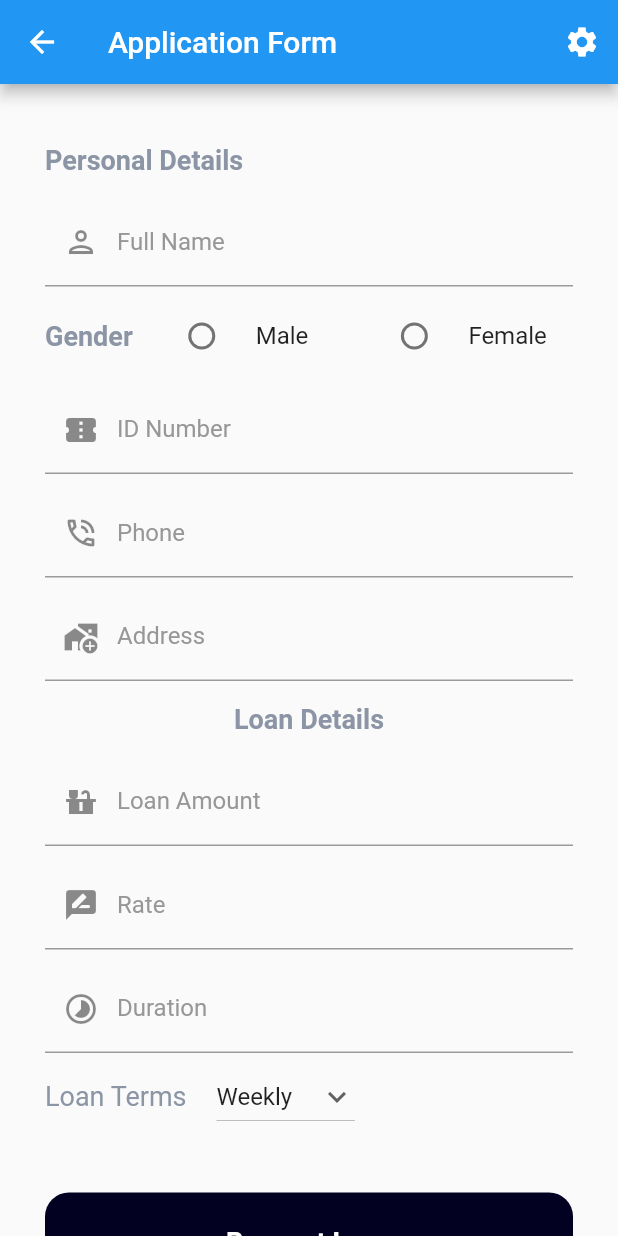
After one commit to dr7Brown/flutter_loanapps, a Flutter app: the ApplicationScreen screen opened directly, on a phone screen of 412 x 824 dp. The commit adds this screen. Run offline on Flutter 3.47's test engine with Material 2 defaults, Android fonts, the phone set to English and light mode, and no system bars; our stand-ins replace google_nav_bar, grouped_list; missing offline and left inert: dart:html; Roboto replaces fonts that are missing (Poppins).

```diff
--- a/lib/container_navigation.dart
+++ b/lib/container_navigation.dart
@@ -2,7 +2,6 @@ import 'package:flutter/material.dart';
 import 'package:google_nav_bar/google_nav_bar.dart';
 import 'package:loanapp/screens/dashboard.dart';
 import 'package:loanapp/screens/login/container_login.dart';
-import 'package:loanapp/screens/login/login_screen.dart';
 import 'package:loanapp/screens/payment_container.dart';
 import 'package:loanapp/theme.dart';
 import 'package:loanapp/myhomepage.dart';
@@ -25,9 +24,7 @@ class _ContainerMainNavState extends State<ContainerMainNav> {
         index: index,
         children: const [
           DashboardWidget(),
-
           PayDepoContainer(),
-          //const TestWidget(),
           LoginContainer(),
           MyHomePage(),
         ],
--- /dev/null
+++ b/lib/screens/application_screen.dart
@@ -0,0 +1,67 @@
+import 'package:flutter/material.dart';
+import 'package:loanapp/container_navigation.dart';
+import 'package:loanapp/screens/login/login_screen.dart';
+import 'package:loanapp/screens/repayment_screen.dart';
+import 'package:loanapp/theme.dart';
+import 'package:loanapp/widgets/application_form.dart';
+import 'package:loanapp/widgets/primary_button.dart';
+
+class ApplicationScreen extends StatelessWidget {
+  const ApplicationScreen({super.key});
+
+  @override
+  Widget build(BuildContext context) {
+    return Scaffold(
+      appBar: AppBar(
+        title: const Text('Application Form'),
+        actions: <Widget>[
+          IconButton(
+            icon: const Icon(Icons.settings),
+            tooltip: 'Show Snackbar',
+            onPressed: () {
+              ScaffoldMessenger.of(context).showSnackBar(
+                  const SnackBar(content: Text('This is a snackbar')));
+            },
+          ),
+        ],
+      ),
+      body: SingleChildScrollView(
+        scrollDirection: Axis.vertical,
+        padding: const EdgeInsets.all(0.0),
+        child: Padding(
+          padding: kDefaultPadding,
+          child: Column(
+            crossAxisAlignment: CrossAxisAlignment.start,
+            children: [
+              const SizedBox(
+                height: 10,
+              ),
+              Text(
+                'Personal Details',
+                style: subTitle.copyWith(fontWeight: FontWeight.w600),
+              ),
+              const SizedBox(
+                height: 10,
+              ),
+              ApplicationForm(),
+              const SizedBox(
+                height: 40,
+              ),
+              GestureDetector(
+                  onTap: () {
+                    /*
+                    Navigator.push(
+                        context,
+                        MaterialPageRoute(
+                          builder: (context) => const RepaymentScreen(),
+                        ));
+                    */
+                  },
+                  child: PrimaryButton(buttonText: 'Request Loan')),
+            ],
+          ),
+        ),
+      ),
+    );
+  }
+}
--- a/lib/screens/login/resetpassword_screen.dart
+++ b/lib/screens/login/resetpassword_screen.dart
@@ -8,6 +8,9 @@ class ResetPasswordScreen extends StatelessWidget {
   @override
   Widget build(BuildContext context) {
     return Scaffold(
+      appBar: AppBar(
+        title: const Text('Reset Password'),
+      ),
       body: Padding(
         padding: kDefaultPadding,
         child: Column(
--- a/lib/screens/payment_container.dart
+++ b/lib/screens/payment_container.dart
@@ -35,7 +35,7 @@ class _PayDepoContainerState extends State<PayDepoContainer> {
                   text: 'Loans', /*icon: Icon(Icons.directions_transit)*/
                 ),
                 Tab(
-                  text: 'Deposite', /*icon: Icon(Icons.directions_transit)*/
+                  text: 'Deposit', /*icon: Icon(Icons.directions_transit)*/
                 ),
               ],
             ),
--- a/lib/theme.dart
+++ b/lib/theme.dart
@@ -15,13 +15,13 @@ const splashColor = Colors.transparent;
 const highlightColor = Colors.transparent;
 const hoverColor = Colors.transparent;
 const kGreenColor = Color.fromARGB(219, 41, 133, 5);
+const kAmberColor = Color.fromARGB(219, 223, 40, 40);
 
 //Paddings
 const ksmallPadding = EdgeInsets.symmetric(horizontal: 20);
 const kDefaultPadding = EdgeInsets.symmetric(horizontal: 30, vertical: 30);
 const kLargePadding = EdgeInsets.symmetric(horizontal: 40);
 const kxLargePadding = EdgeInsets.symmetric(horizontal: 50);
-
 
 TextStyle titleText = const TextStyle(
     color: kPrimaryColor, fontSize: 32, fontWeight: FontWeight.w700);
--- /dev/null
+++ b/lib/widgets/application_form.dart
@@ -0,0 +1,131 @@
+import 'package:loanapp/theme.dart';
+import 'package:flutter/material.dart';
+import 'package:loanapp/widgets/radio.dart';
+
+class ApplicationForm extends StatefulWidget {
+  @override
+  State<ApplicationForm> createState() => _ApplicationFormState();
+}
+
+class _ApplicationFormState extends State<ApplicationForm> {
+  bool _isObscure = true;
+  @override
+  Widget build(BuildContext context) {
+    return Column(
+      children: [
+        buildInputForm('Full Name', false, Icon(Icons.person_outlined)),
+        //ID type //radio
+        RadioBtn(),
+        buildInputForm('ID Number', false, Icon(Icons.confirmation_number)),
+        buildInputForm('Phone', false, Icon(Icons.phone_in_talk_outlined)),
+        //Marital status //dropdown   //Single/ married/ divorced/ other
+        buildInputForm('Address', false, Icon(Icons.add_home_work_sharp)),
+        //Gender //checkbox         //male/female
+        SizedBox(
+          height: 10,
+        ),
+        Text(
+          'Loan Details',
+          style: subTitle.copyWith(fontWeight: FontWeight.w600),
+          //textAlign: TextAlign.left,
+        ),
+        SizedBox(
+          height: 10,
+        ),
+        //Loan details
+        buildInputForm('Loan Amount', false, Icon(Icons.countertops)),
+        buildInputForm('Rate', false, Icon(Icons.rate_review_rounded)),
+        buildInputForm('Duration', false, Icon(Icons.timelapse)), //months only
+        //Repayment Terms //dropdown
+        Row(
+          children: [
+            Text(
+              'Loan Terms',
+              style: subTitle.copyWith(fontWeight: FontWeight.normal),
+            ),
+            SizedBox(
+              width: 20,
+            ),
+            myDropdown(),
+          ],
+        )
+      ],
+    );
+  }
+
+  Padding buildInputForm(String label, bool pass, Icon prefix_ic) {
+    return Padding(
+      padding: const EdgeInsets.symmetric(vertical: 5),
+      child: TextFormField(
+        obscureText: pass ? _isObscure : false,
+        decoration: InputDecoration(
+            prefixIcon: prefix_ic,
+            labelText: label,
+            labelStyle: const TextStyle(
+              color: kTextFieldColor,
+            ),
+            focusedBorder: const OutlineInputBorder(
+              borderSide: BorderSide(color: kPrimaryColor),
+            ),
+            suffixIcon: pass
+                ? IconButton(
+                    onPressed: () {
+                      setState(() {
+                        _isObscure = !_isObscure;
+                      });
+                    },
+                    icon: _isObscure
+                        ? const Icon(
+                            Icons.visibility_off,
+                            color: kTextFieldColor,
+                          )
+                        : const Icon(
+                            Icons.visibility,
+                            color: kPrimaryColor,
+                          ),
+                  )
+                : null),
+      ),
+    );
+  }
+
+  // Initial Selected Value
+  String dropdownvalue = 'Weekly';
+
+  Column myDropdown() {
+    // List of items in our dropdown menu
+    var items = [
+      'Weekly',
+      'Bi Weekly',
+      'Monthly',
+    ];
+
+    return Column(
+      mainAxisAlignment: MainAxisAlignment.center,
+      children: [
+        DropdownButton(
+          // Initial Value
+          value: dropdownvalue,
+
+          // Down Arrow Icon
+          icon: const Icon(Icons.keyboard_arrow_down),
+
+          // Array list of items
+          items: items.map((String items) {
+            return DropdownMenuItem(
+              value: items,
+              child: Text(items),
+            );
+          }).toList(),
+          // After selecting the desired option,it will
+          // change button value to selected value
+          onChanged: (String? newValue) {
+            setState(() {
+              dropdownvalue = newValue!;
+            });
+          },
+        ),
+      ],
+    );
+  }
+}
--- a/lib/widgets/checkbox.dart
+++ b/lib/widgets/checkbox.dart
@@ -29,7 +29,7 @@ class _CheckBoxState extends State<CheckBox> {
                     borderRadius: BorderRadius.circular(4),
                     border: Border.all(color: kDarkGreyColor)),
                 child: _isSelected
-                    ? Icon(
+                    ? const Icon(
                         Icons.check,
                         size: 17,
                         color: Colors.green,
@@ -37,7 +37,7 @@ class _CheckBoxState extends State<CheckBox> {
                     : null,
               ),
             ),
-            SizedBox(
+            const SizedBox(
               width: 12,
             ),
             Text(widget.text),
--- /dev/null
+++ b/lib/widgets/radio.dart
@@ -0,0 +1,62 @@
+import 'package:flutter/material.dart';
+
+import '../theme.dart';
+
+class RadioBtn extends StatefulWidget {
+  const RadioBtn({super.key});
+
+  @override
+  State<RadioBtn> createState() => _RadioBtnState();
+}
+
+class _RadioBtnState extends State<RadioBtn> {
+  int _groupValue = -1;
+
+  @override
+  Widget build(BuildContext context) {
+    return Row(
+      children: <Widget>[
+        Text(
+          'Gender',
+          style: subTitle.copyWith(fontWeight: FontWeight.w600),
+        ),
+        SizedBox(
+          width: 10,
+        ),
+        Expanded(
+          flex: 1,
+          child: _myRadioButton(
+            title: "Male",
+            value: 0,
+            //onChanged: (newValue) => setState(() => _groupValue = newValue),
+          ),
+        ),
+        Expanded(
+          flex: 1,
+          child: _myRadioButton(
+            title: "Female",
+            value: 1,
+            //onChanged: (newValue) => setState(() => _groupValue = newValue),
+          ),
+        ),
+      ],
+    );
+  }
+
+  Widget _myRadioButton({
+    required String title,
+    required int value,
+    //required Function onChanged
+  }) {
+    return RadioListTile(
+      value: value,
+      groupValue: _groupValue,
+      onChanged: (newValue) => setState(() => {
+            _groupValue = newValue!,
+            ScaffoldMessenger.of(context)
+                .showSnackBar(SnackBar(content: Text(newValue.toString()))),
+          }),
+      title: Text(title),
+    );
+  }
+}
--- a/lib/widgets/reset_form.dart
+++ b/lib/widgets/reset_form.dart
@@ -7,7 +7,7 @@ class ResetForm extends StatelessWidget {
     return Padding(
       padding: EdgeInsets.only(top: 20),
       child: TextFormField(
-        decoration: InputDecoration(
+        decoration: const InputDecoration(
             hintText: 'Email',
             hintStyle: TextStyle(color: kTextFieldColor),
             focusedBorder: UnderlineInputBorder(
```
Also changed, not shown: lib/screens/add_deposite_screen.dart (added, +40 -0 lines), lib/screens/add_expenses_screeen.dart (added, +38 -0 lines), lib/screens/deposit_screen.dart (+111 -15 lines), lib/screens/payments_screen.dart (+8 -9 lines), lib/widgets/add_deposite_form.dart (added, +129 -0 lines), lib/widgets/add_expenses_form.dart (added, +90 -0 lines).
